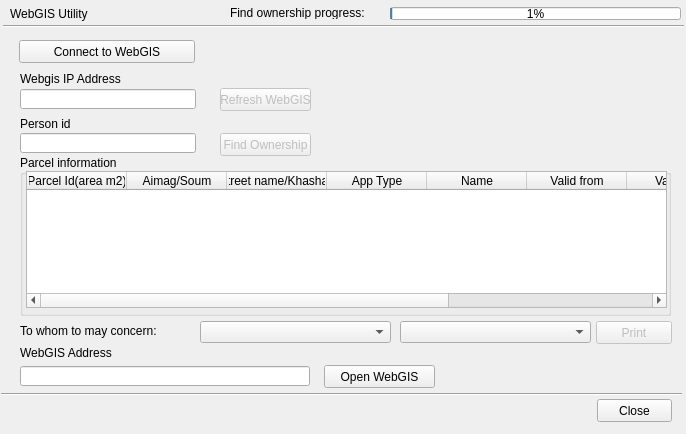
Qt form view/WebgisUtilityDialog.ui (teamlm2/lm2) before a commit.
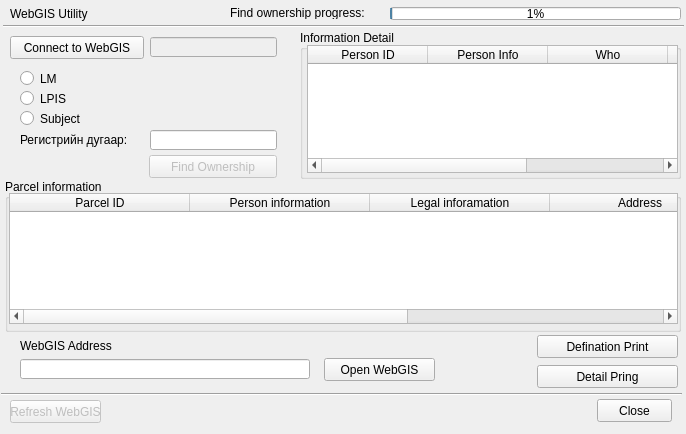
The same form after that commit.

Commit message: webgis owner find

Patch:
```diff
--- a/view/WebgisUtilityDialog.ui
+++ b/view/WebgisUtilityDialog.ui
@@ -26,11 +26,14 @@
    <string>Dialog</string>
   </property>
   <widget class="QLineEdit" name="webgis_ip_edit">
+   <property name="enabled">
+    <bool>false</bool>
+   </property>
    <property name="geometry">
     <rect>
-     <x>20</x>
-     <y>89</y>
-     <width>176</width>
+     <x>150</x>
+     <y>37</y>
+     <width>127</width>
      <height>20</height>
     </rect>
    </property>
@@ -38,19 +41,6 @@
     <bool>true</bool>
    </property>
   </widget>
-  <widget class="QLabel" name="label_50">
-   <property name="geometry">
-    <rect>
-     <x>20</x>
-     <y>71</y>
-     <width>181</width>
-     <height>16</height>
-    </rect>
-   </property>
-   <property name="text">
-    <string>Webgis IP Address</string>
-   </property>
-  </widget>
   <widget class="Line" name="line">
    <property name="geometry">
     <rect>
@@ -67,9 +57,9 @@
   <widget class="QLineEdit" name="person_id">
    <property name="geometry">
     <rect>
-     <x>20</x>
-     <y>133</y>
-     <width>176</width>
+     <x>150</x>
+     <y>130</y>
+     <width>127</width>
      <height>20</height>
     </rect>
    </property>
@@ -78,13 +68,13 @@
    <property name="geometry">
     <rect>
      <x>20</x>
-     <y>116</y>
-     <width>171</width>
+     <y>132</y>
+     <width>131</width>
      <height>16</height>
     </rect>
    </property>
    <property name="text">
-    <string>Person id</string>
+    <string>Регистрийн дугаар:</string>
    </property>
   </widget>
   <widget class="QPushButton" name="refresh_webgis_button">
@@ -93,8 +83,8 @@
    </property>
    <property name="geometry">
     <rect>
-     <x>220</x>
-     <y>88</y>
+     <x>10</x>
+     <y>400</y>
      <width>91</width>
      <height>23</height>
     </rect>
@@ -109,9 +99,9 @@
    </property>
    <property name="geometry">
     <rect>
-     <x>220</x>
-     <y>133</y>
-     <width>91</width>
+     <x>149</x>
+     <y>155</y>
+     <width>128</width>
      <height>23</height>
     </rect>
    </property>
@@ -122,10 +112,10 @@
   <widget class="QGroupBox" name="groupBox">
    <property name="geometry">
     <rect>
-     <x>20</x>
-     <y>155</y>
-     <width>651</width>
-     <height>161</height>
+     <x>5</x>
+     <y>179</y>
+     <width>676</width>
+     <height>153</height>
     </rect>
    </property>
    <property name="title">
@@ -134,73 +124,65 @@
    <widget class="QTableWidget" name="owner_twidget">
     <property name="geometry">
      <rect>
-      <x>6</x>
-      <y>16</y>
-      <width>641</width>
-      <height>137</height>
+      <x>4</x>
+      <y>14</y>
+      <width>669</width>
+      <height>131</height>
      </rect>
     </property>
+    <attribute name="horizontalHeaderDefaultSectionSize">
+     <number>180</number>
+    </attribute>
+    <attribute name="horizontalHeaderMinimumSectionSize">
+     <number>30</number>
+    </attribute>
+    <attribute name="verticalHeaderDefaultSectionSize">
+     <number>30</number>
+    </attribute>
+    <attribute name="verticalHeaderMinimumSectionSize">
+     <number>19</number>
+    </attribute>
     <column>
      <property name="text">
-      <string>Parcel Id(area m2)</string>
+      <string>Parcel ID</string>
      </property>
     </column>
     <column>
      <property name="text">
-      <string>Aimag/Soum</string>
+      <string>Person information</string>
      </property>
     </column>
     <column>
      <property name="text">
-      <string>Street name/Khashaa</string>
+      <string>Legal inforamation</string>
      </property>
     </column>
     <column>
      <property name="text">
-      <string>App Type</string>
+      <string>Address</string>
      </property>
     </column>
     <column>
      <property name="text">
-      <string>Name</string>
-     </property>
-    </column>
-    <column>
-     <property name="text">
-      <string>Valid from</string>
-     </property>
-    </column>
-    <column>
-     <property name="text">
-      <string>Valid Till</string>
-     </property>
-    </column>
-    <column>
-     <property name="text">
-      <string>Decision No</string>
-     </property>
-    </column>
-    <column>
-     <property name="text">
-      <string>Decision Date</string>
+      <string>Status</string>
      </property>
     </column>
    </widget>
   </widget>
   <widget class="QPushButton" name="print_button">
    <property name="enabled">
-    <bool>false</bool>
+    <bool>true</bool>
    </property>
    <property name="geometry">
     <rect>
-     <x>596</x>
-     <y>321</y>
-     <width>76</width>
+     <x>537</x>
+     <y>365</y>
+     <width>141</width>
      <height>23</height>
     </rect>
    </property>
    <property name="text">
-    <string>Print</string>
+    <string>Detail Pring</string>
    </property>
   </widget>
   <widget class="QPushButton" name="close_button">
@@ -233,7 +215,7 @@
    <property name="geometry">
     <rect>
      <x>324</x>
-     <y>365</y>
+     <y>358</y>
      <width>111</width>
      <height>23</height>
     </rect>
@@ -246,7 +228,7 @@
    <property name="geometry">
     <rect>
      <x>20</x>
-     <y>366</y>
+     <y>359</y>
      <width>290</width>
      <height>20</height>
     </rect>
@@ -259,7 +241,7 @@
    <property name="geometry">
     <rect>
      <x>20</x>
-     <y>345</y>
+     <y>338</y>
      <width>291</width>
      <height>16</height>
     </rect>
@@ -271,10 +253,10 @@
   <widget class="QLabel" name="error_label">
    <property name="geometry">
     <rect>
-     <x>20</x>
+     <x>110</x>
      <y>400</y>
-     <width>481</width>
-     <height>16</height>
+     <width>471</width>
+     <height>20</height>
     </rect>
    </property>
    <property name="text">
@@ -310,9 +292,9 @@
   <widget class="QPushButton" name="check_connect_button">
    <property name="geometry">
     <rect>
-     <x>19</x>
-     <y>40</y>
-     <width>176</width>
+     <x>10</x>
+     <y>36</y>
+     <width>134</width>
      <height>23</height>
     </rect>
    </property>
@@ -333,37 +315,110 @@
     <string>Find ownership progress:</string>
    </property>
   </widget>
-  <widget class="QComboBox" name="soum_cbox">
+  <widget class="QRadioButton" name="lm_rbutton">
    <property name="geometry">
     <rect>
-     <x>400</x>
-     <y>321</y>
-     <width>191</width>
-     <height>22</height>
+     <x>20</x>
+     <y>70</y>
+     <width>82</width>
+     <height>17</height>
     </rect>
    </property>
+   <property name="text">
+    <string>LM</string>
+   </property>
   </widget>
-  <widget class="QComboBox" name="aimag_cbox">
+  <widget class="QRadioButton" name="lpis_rbutton">
    <property name="geometry">
     <rect>
-     <x>200</x>
-     <y>321</y>
-     <width>191</width>
-     <height>22</height>
+     <x>20</x>
+     <y>90</y>
+     <width>82</width>
+     <height>17</height>
     </rect>
    </property>
+   <property name="text">
+    <string>LPIS</string>
+   </property>
   </widget>
-  <widget class="QLabel" name="label_5">
+  <widget class="QRadioButton" name="subject_rbutton">
    <property name="geometry">
     <rect>
      <x>20</x>
-     <y>323</y>
-     <width>171</width>
-     <height>16</height>
+     <y>110</y>
+     <width>82</width>
+     <height>17</height>
     </rect>
    </property>
    <property name="text">
-    <string>To whom to may concern:</string>
+    <string>Subject</string>
+   </property>
+  </widget>
+  <widget class="QGroupBox" name="groupBox_2">
+   <property name="geometry">
+    <rect>
+     <x>300</x>
+     <y>30</y>
+     <width>381</width>
+     <height>149</height>
+    </rect>
+   </property>
+   <property name="title">
+    <string>Information Detail</string>
+   </property>
+   <widget class="QTableWidget" name="owner_co_twidget">
+    <property name="geometry">
+     <rect>
+      <x>7</x>
+      <y>15</y>
+      <width>371</width>
+      <height>128</height>
+     </rect>
+    </property>
+    <attribute name="horizontalHeaderDefaultSectionSize">
+     <number>120</number>
+    </attribute>
+    <column>
+     <property name="text">
+      <string>Person ID</string>
+     </property>
+    </column>
+    <column>
+     <property name="text">
+      <string>Person Info</string>
+     </property>
+    </column>
+    <column>
+     <property name="text">
+      <string>Who</string>
+     </property>
+    </column>
+    <column>
+     <property name="text">
+      <string>New Column</string>
+     </property>
+    </column>
+    <column>
+     <property name="text">
+      <string>New Column</string>
+     </property>
+    </column>
+   </widget>
+  </widget>
+  <widget class="QPushButton" name="defination_print_button">
+   <property name="enabled">
+    <bool>true</bool>
+   </property>
+   <property name="geometry">
+    <rect>
+     <x>537</x>
+     <y>335</y>
+     <width>141</width>
+     <height>23</height>
+    </rect>
+   </property>
+   <property name="text">
+    <string>Defination Print</string>
    </property>
   </widget>
  </widget>
```
Left out of the diff: 4 changed lines with no effect on the pictures. The commit also changes 8 other files.
